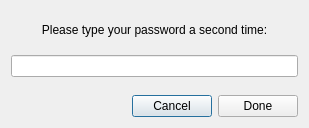
Old version of the form Qt_UI/MainMenu/passwordrepeat.ui in the repository Phucyro/PawnHub.
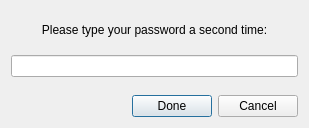
New version of the form.

```diff
--- a/Qt_UI/MainMenu/passwordrepeat.ui
+++ b/Qt_UI/MainMenu/passwordrepeat.ui
@@ -95,19 +95,6 @@
        </property>
       </spacer>
      </item>
-     <item>
-      <widget class="QPushButton" name="cancelButton">
-       <property name="sizePolicy">
-        <sizepolicy hsizetype="Fixed" vsizetype="Fixed">
-         <horstretch>0</horstretch>
-         <verstretch>0</verstretch>
-        </sizepolicy>
-       </property>
-       <property name="text">
-        <string>Cancel</string>
-       </property>
-      </widget>
-     </item>
      <item>
       <widget class="QPushButton" name="doneButton">
        <property name="sizePolicy">
@@ -121,6 +108,19 @@
        </property>
       </widget>
      </item>
+     <item>
+      <widget class="QPushButton" name="cancelButton">
+       <property name="sizePolicy">
+        <sizepolicy hsizetype="Fixed" vsizetype="Fixed">
+         <horstretch>0</horstretch>
+         <verstretch>0</verstretch>
+        </sizepolicy>
+       </property>
+       <property name="text">
+        <string>Cancel</string>
+       </property>
+      </widget>
+     </item>
     </layout>
    </item>
   </layout>
```
Left out of the diff: 2 changed lines with no effect on the pictures.
